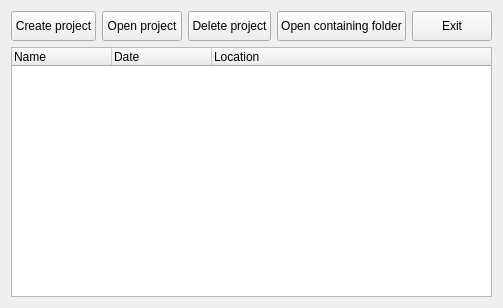
First picture: the form in src/WelcomeWindow.ui, repository BeepBoop486/GameMaker9, before the edit.
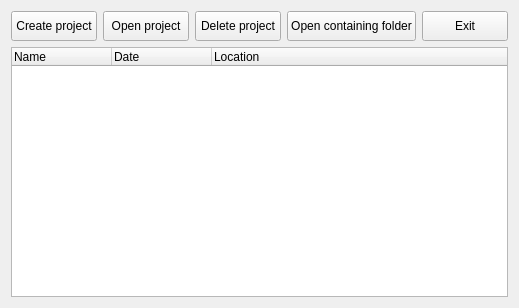
Second picture: the form after the edit.

Commit message: Scene Window added

```diff
--- a/src/WelcomeWindow.ui
+++ b/src/WelcomeWindow.ui
@@ -6,7 +6,7 @@
    <rect>
     <x>0</x>
     <y>0</y>
-    <width>465</width>
+    <width>519</width>
     <height>308</height>
    </rect>
   </property>
```
Left out of the diff: 2 changed lines with no effect on the pictures. The commit also changes 4 other files.
